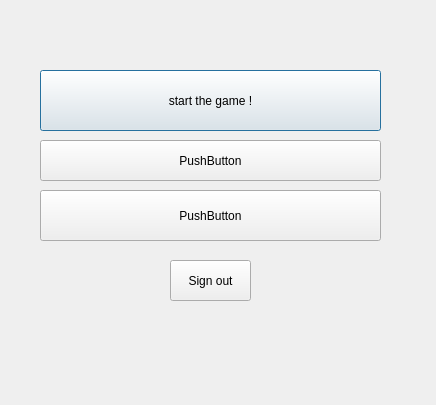
Above: tictactoev/dialog.ui from Jolinejo/Advanced-Tic-Tac-Toe before the change. Below: the same form after it.
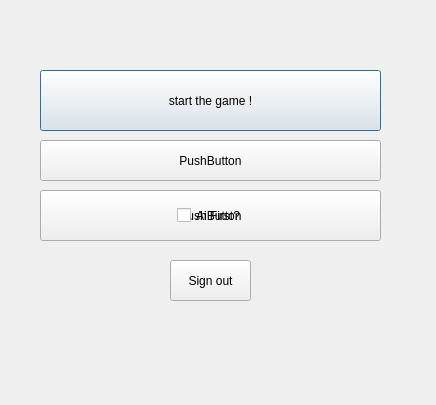
That is the form after the change.

Commit message: ai plays first

What changed in the file:
```diff
--- a/tictactoev/dialog.ui
+++ b/tictactoev/dialog.ui
@@ -78,6 +78,19 @@
     <string>Sign out</string>
    </property>
   </widget>
+  <widget class="QCheckBox" name="AiFirst">
+   <property name="geometry">
+    <rect>
+     <x>177</x>
+     <y>200</y>
+     <width>71</width>
+     <height>31</height>
+    </rect>
+   </property>
+   <property name="text">
+    <string>Ai First?</string>
+   </property>
+  </widget>
  </widget>
  <resources/>
  <connections/>
```
The commit also changes 6 other files.
